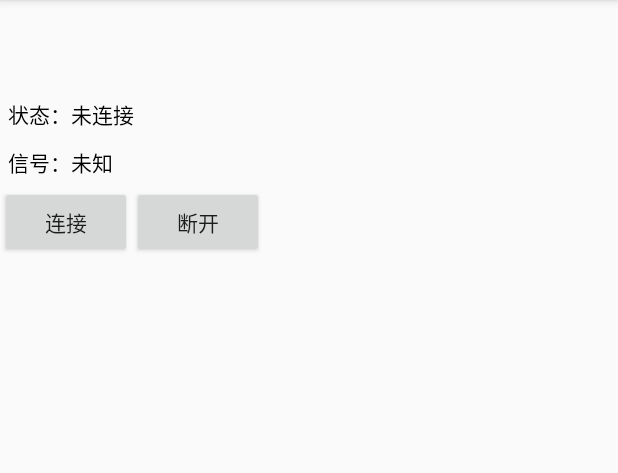
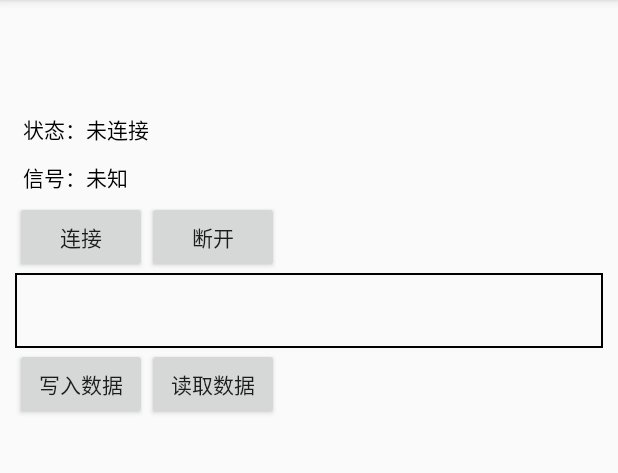
Before and after one commit to HaoFeiWang/DemoList, an Android app: the InfoActivity screen opened directly, with no data from a screen before it, on a phone screen of 412 x 824 dp, the part 84-557 px from its top. Run offline under Robolectric (Android 15) with nearby library versions, the light colour scheme and no system bars; 2 statements that could not run were skipped.

Commit message:
Ble开发

```diff
--- a/app/src/main/AndroidManifest.xml
+++ b/app/src/main/AndroidManifest.xml
@@ -14,7 +14,7 @@
     <uses-permission android:name="android.permission.BLUETOOTH" />
     <!-- 操纵管理蓝牙设置权限，低功耗蓝牙必须声明 -->
     <uses-permission android:name="android.permission.BLUETOOTH_ADMIN" />
-    <!-- 经典蓝牙的获取扫描结果权限 6.0以上需要动态权限 -->
+    <!-- 蓝牙的获取扫描结果权限 6.0以上需要动态权限 -->
     <uses-permission android:name="android.permission.ACCESS_COARSE_LOCATION" />
 
     <!-- 相机硬件设备使用功能 -->
--- a/app/src/main/java/com/whf/demolist/bluetooth/ble/Constants.java
+++ b/app/src/main/java/com/whf/demolist/bluetooth/ble/Constants.java
@@ -1,4 +1,6 @@
 package com.whf.demolist.bluetooth.ble;
+
+import java.util.UUID;
 
 /**
  * Created by @author WangHaoFei on 2018/5/30.
@@ -11,4 +13,8 @@ public interface Constants {
      * 蓝牙设备
      */
     String REMOTE_BLUETOOTH = "remote_bluetooth";
+
+    UUID UUID_SERVICE = UUID.fromString("00001354-0000-1000-8000-00805f9b34fb");
+    UUID UUID_CHARACTERISTIC = UUID.fromString("00001355-0000-1000-8000-00805f9b34fb");
+    UUID UUID_DESCRIPTOR = UUID.fromString("00001356-0000-1000-8000-00805f9b34fb");
 }
--- /dev/null
+++ b/app/src/main/res/drawable/bg_edit.xml
@@ -0,0 +1,8 @@
+<?xml version="1.0" encoding="utf-8"?>
+<shape xmlns:android="http://schemas.android.com/apk/res/android">
+    <stroke
+        android:width="1dp"
+        android:color="#000000"
+        android:dashGap="0dp"
+        android:dashWidth="0dp" />
+</shape>
--- a/app/src/main/res/layout/activity_info.xml
+++ b/app/src/main/res/layout/activity_info.xml
@@ -3,37 +3,42 @@
     xmlns:tools="http://schemas.android.com/tools"
     android:layout_width="match_parent"
     android:layout_height="match_parent"
+    android:padding="10dp"
     tools:context="com.whf.demolist.bluetooth.ble.InfoActivity">
+
     <LinearLayout
         android:id="@+id/ll_info"
         android:layout_width="match_parent"
         android:layout_height="wrap_content"
         android:orientation="vertical">
+
         <TextView
             android:id="@+id/tv_name"
             android:layout_width="match_parent"
             android:layout_height="wrap_content"
             android:padding="5dp"
-            android:textColor="#000000"/>
+            android:textColor="#000000" />
+
         <TextView
             android:id="@+id/tv_address"
             android:layout_width="match_parent"
             android:layout_height="wrap_content"
             android:padding="5dp"
-            android:textColor="#000000"/>
+            android:textColor="#000000" />
+
         <TextView
             android:id="@+id/tv_state"
             android:layout_width="match_parent"
             android:layout_height="wrap_content"
             android:padding="5dp"
-            android:textColor="#000000"/>
+            android:textColor="#000000" />
 
         <TextView
             android:id="@+id/tv_rssi"
             android:layout_width="match_parent"
             android:layout_height="wrap_content"
             android:padding="5dp"
-            android:textColor="#000000"/>
+            android:textColor="#000000" />
     </LinearLayout>
 
     <Button
@@ -47,7 +52,31 @@
         android:id="@+id/btn_disconnect"
         android:layout_width="wrap_content"
         android:layout_height="wrap_content"
+        android:layout_below="@id/ll_info"
         android:layout_toRightOf="@id/btn_connect"
-        android:layout_below="@id/ll_info"
-        android:text="断开"/>
+        android:text="断开" />
+
+    <EditText
+        android:id="@+id/edt_content"
+        android:layout_width="match_parent"
+        android:layout_height="50dp"
+        android:layout_below="@id/btn_disconnect"
+        android:background="@drawable/bg_edit"
+        android:scrollbars="vertical" />
+
+    <Button
+        android:id="@+id/btn_write"
+        android:layout_width="wrap_content"
+        android:layout_height="wrap_content"
+        android:layout_below="@id/edt_content"
+        android:text="写入数据" />
+
+    <Button
+        android:id="@+id/btn_read"
+        android:layout_width="wrap_content"
+        android:layout_height="wrap_content"
+        android:layout_below="@id/edt_content"
+        android:layout_toRightOf="@id/btn_write"
+        android:text="读取数据" />
+
 </RelativeLayout>
```
Also changed, not shown: app/src/main/java/com/whf/demolist/bluetooth/ble/ClientActivity.java (+30 -14 lines), app/src/main/java/com/whf/demolist/bluetooth/ble/InfoActivity.java (+83 -20 lines).
